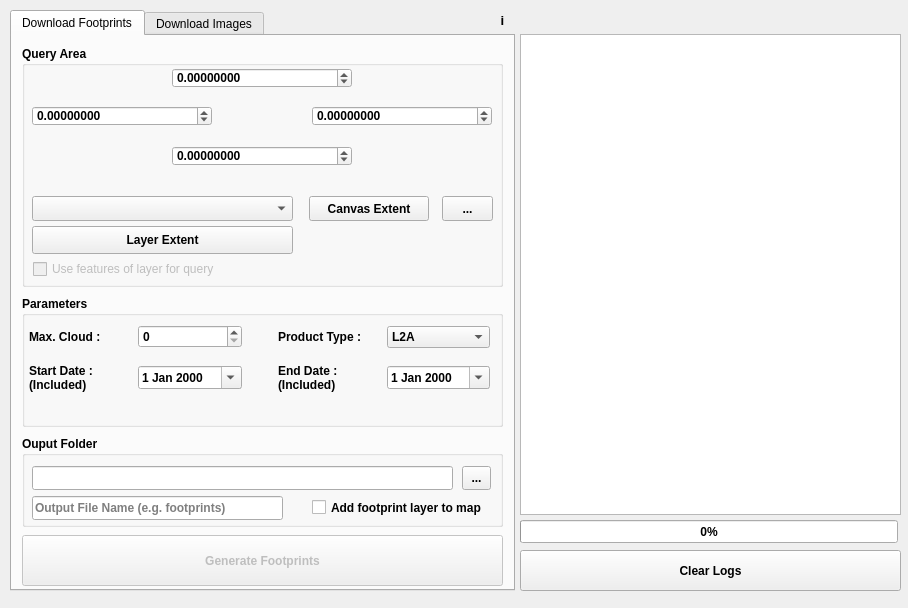
The window that sentinel_downloader/sentinel_downloader_dialog_base.ui (caliskanmurat/qgis_sentinel2_image_downloader_plugin) describes before a commit, drawn with Qt 5.
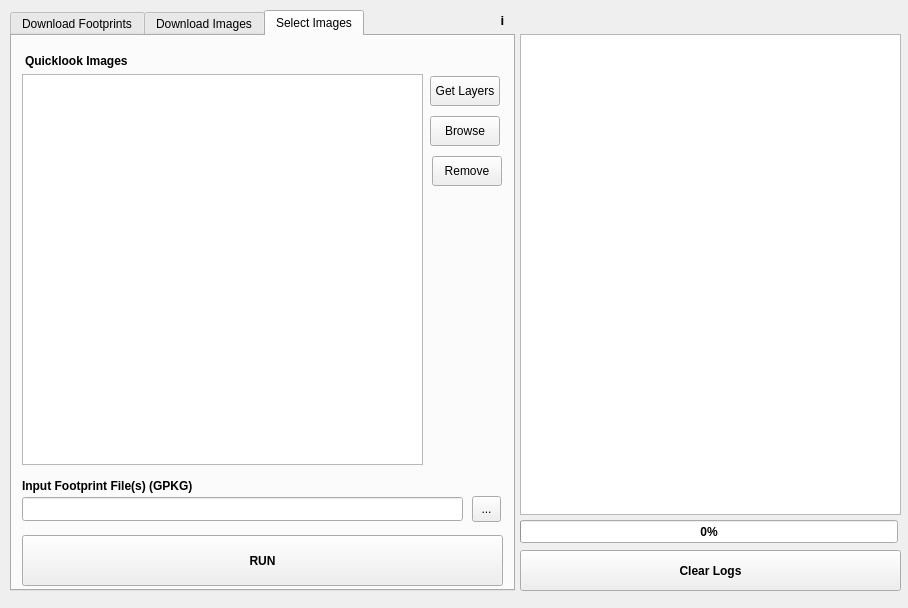
The same window after the commit. The open tabs and pages were chosen to show the change.

Patch:
```diff
--- a/sentinel_downloader/sentinel_downloader_dialog_base.ui
+++ b/sentinel_downloader/sentinel_downloader_dialog_base.ui
@@ -940,6 +940,165 @@
      </property>
     </widget>
    </widget>
+   <widget class="QWidget" name="select">
+    <attribute name="title">
+     <string>Select Images</string>
+    </attribute>
+    <widget class="QToolButton" name="btn_browse_ql">
+     <property name="geometry">
+      <rect>
+       <x>418</x>
+       <y>80</y>
+       <width>70</width>
+       <height>30</height>
+      </rect>
+     </property>
+     <property name="text">
+      <string>Browse</string>
+     </property>
+    </widget>
+    <widget class="QListWidget" name="lw_input_ql">
+     <property name="geometry">
+      <rect>
+       <x>10</x>
+       <y>38</y>
+       <width>401</width>
+       <height>391</height>
+      </rect>
+     </property>
+     <property name="selectionMode">
+      <enum>QAbstractItemView::MultiSelection</enum>
+     </property>
+    </widget>
+    <widget class="QLabel" name="label_6">
+     <property name="geometry">
+      <rect>
+       <x>13</x>
+       <y>14</y>
+       <width>141</width>
+       <height>21</height>
+      </rect>
+     </property>
+     <property name="font">
+      <font>
+       <weight>75</weight>
+       <bold>true</bold>
+      </font>
+     </property>
+     <property name="text">
+      <string>Quicklook Images</string>
+     </property>
+    </widget>
+    <widget class="QToolButton" name="btn_browse_4">
+     <property name="geometry">
+      <rect>
+       <x>460</x>
+       <y>460</y>
+       <width>29</width>
+       <height>26</height>
+      </rect>
+     </property>
+     <property name="text">
+      <string>...</string>
+     </property>
+    </widget>
+    <widget class="QLineEdit" name="le_inputfile_2">
+     <property name="geometry">
+      <rect>
+       <x>10</x>
+       <y>461</y>
+       <width>441</width>
+       <height>24</height>
+      </rect>
+     </property>
+     <property name="frame">
+      <bool>true</bool>
+     </property>
+     <property name="alignment">
+      <set>Qt::AlignLeading|Qt::AlignLeft|Qt::AlignVCenter</set>
+     </property>
+     <property name="placeholderText">
+      <string/>
+     </property>
+    </widget>
+    <widget class="QLabel" name="label_8">
+     <property name="geometry">
+      <rect>
+       <x>10</x>
+       <y>439</y>
+       <width>171</width>
+       <height>21</height>
+      </rect>
+     </property>
+     <property name="font">
+      <font>
+       <weight>75</weight>
+       <bold>true</bold>
+      </font>
+     </property>
+     <property name="text">
+      <string>Input Footprint File(s) (GPKG)</string>
+     </property>
+    </widget>
+    <widget class="QPushButton" name="btn_execute_3">
+     <property name="enabled">
+      <bool>true</bool>
+     </property>
+     <property name="geometry">
+      <rect>
+       <x>10</x>
+       <y>499</y>
+       <width>481</width>
+       <height>51</height>
+      </rect>
+     </property>
+     <property name="font">
+      <font>
+       <pointsize>9</pointsize>
+       <weight>75</weight>
+       <bold>true</bold>
+      </font>
+     </property>
+     <property name="text">
+      <string>RUN</string>
+     </property>
+    </widget>
+    <widget class="QToolButton" name="btn_browse_ql_2">
+     <property name="geometry">
+      <rect>
+       <x>418</x>
+       <y>40</y>
+       <width>70</width>
+       <height>30</height>
+      </rect>
+     </property>
+     <property name="text">
+      <string>Get Layers</string>
+     </property>
+    </widget>
+    <widget class="QPushButton" name="pb_remove">
+     <property name="geometry">
+      <rect>
+       <x>420</x>
+       <y>120</y>
+       <width>70</width>
+       <height>30</height>
+      </rect>
+     </property>
+     <property name="text">
+      <string>Remove</string>
+     </property>
+    </widget>
+    <zorder>le_inputfile_2</zorder>
+    <zorder>btn_browse_ql</zorder>
+    <zorder>lw_input_ql</zorder>
+    <zorder>label_6</zorder>
+    <zorder>btn_browse_4</zorder>
+    <zorder>label_8</zorder>
+    <zorder>btn_execute_3</zorder>
+    <zorder>btn_browse_ql_2</zorder>
+    <zorder>pb_remove</zorder>
+   </widget>
   </widget>
   <widget class="QPlainTextEdit" name="pe_log">
    <property name="geometry">
```
Left out of the diff: 67 changed lines with no effect on the pictures.
